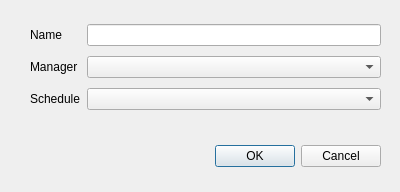
Old version of the form Department/adddepartment.ui in the repository AndranikHovhannisyan/Tourniquets.
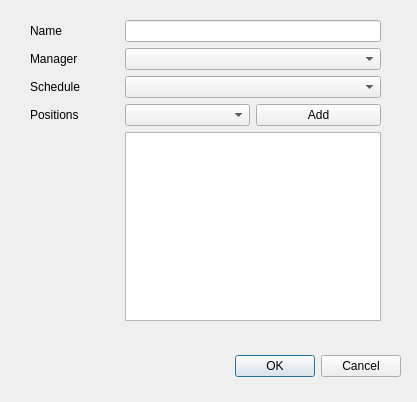
New version of the form.

Commit message: department_position in progress

What changed in the file:
```diff
--- a/Department/adddepartment.ui
+++ b/Department/adddepartment.ui
@@ -6,8 +6,8 @@
    <rect>
     <x>0</x>
     <y>0</y>
-    <width>400</width>
-    <height>192</height>
+    <width>417</width>
+    <height>402</height>
    </rect>
   </property>
   <property name="windowTitle">
@@ -16,8 +16,8 @@
   <widget class="QDialogButtonBox" name="buttonBox">
    <property name="geometry">
     <rect>
-     <x>40</x>
-     <y>140</y>
+     <x>60</x>
+     <y>350</y>
      <width>341</width>
      <height>32</height>
     </rect>
@@ -29,26 +29,16 @@
     <set>QDialogButtonBox::Cancel|QDialogButtonBox::Ok</set>
    </property>
   </widget>
-  <widget class="QWidget" name="">
+  <widget class="QWidget" name="layoutWidget">
    <property name="geometry">
     <rect>
      <x>30</x>
      <y>20</y>
      <width>351</width>
-     <height>95</height>
+     <height>301</height>
     </rect>
    </property>
    <layout class="QGridLayout" name="gridLayout">
-    <item row="0" column="0">
-     <widget class="QLabel" name="label_name">
-      <property name="text">
-       <string>Name</string>
-      </property>
-     </widget>
-    </item>
-    <item row="0" column="1">
-     <widget class="QLineEdit" name="dep_name"/>
-    </item>
     <item row="1" column="0">
      <widget class="QLabel" name="label_manager">
       <property name="text">
@@ -56,8 +46,12 @@
       </property>
      </widget>
     </item>
-    <item row="1" column="1">
-     <widget class="QComboBox" name="managers"/>
+    <item row="3" column="0">
+     <widget class="QLabel" name="label_position">
+      <property name="text">
+       <string>Positions</string>
+      </property>
+     </widget>
     </item>
     <item row="2" column="0">
      <widget class="QLabel" name="label_schedule">
@@ -66,9 +60,35 @@
       </property>
      </widget>
     </item>
-    <item row="2" column="1">
+    <item row="0" column="0">
+     <widget class="QLabel" name="label_name">
+      <property name="text">
+       <string>Name</string>
+      </property>
+     </widget>
+    </item>
+    <item row="3" column="1">
+     <widget class="QComboBox" name="position"/>
+    </item>
+    <item row="3" column="2">
+     <widget class="QPushButton" name="add_position">
+      <property name="text">
+       <string>Add</string>
+      </property>
+     </widget>
+    </item>
+    <item row="2" column="1" colspan="2">
      <widget class="QComboBox" name="schedule"/>
     </item>
+    <item row="1" column="1" colspan="2">
+     <widget class="QComboBox" name="managers"/>
+    </item>
+    <item row="0" column="1" colspan="2">
+     <widget class="QLineEdit" name="dep_name"/>
+    </item>
+    <item row="4" column="1" colspan="2">
+     <widget class="QTableView" name="positionsTable"/>
+    </item>
    </layout>
   </widget>
  </widget>
```
The commit also changes 3 other files.
